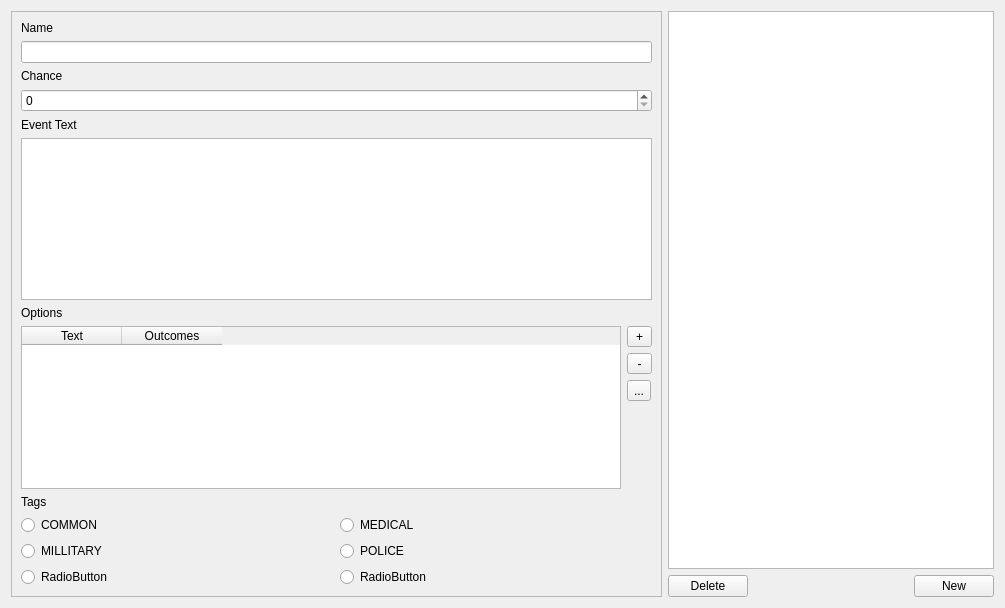
Before: the Qt Designer form ui/tabevents.ui in Boxfort/ZombieDataApp, drawn with Qt 5.
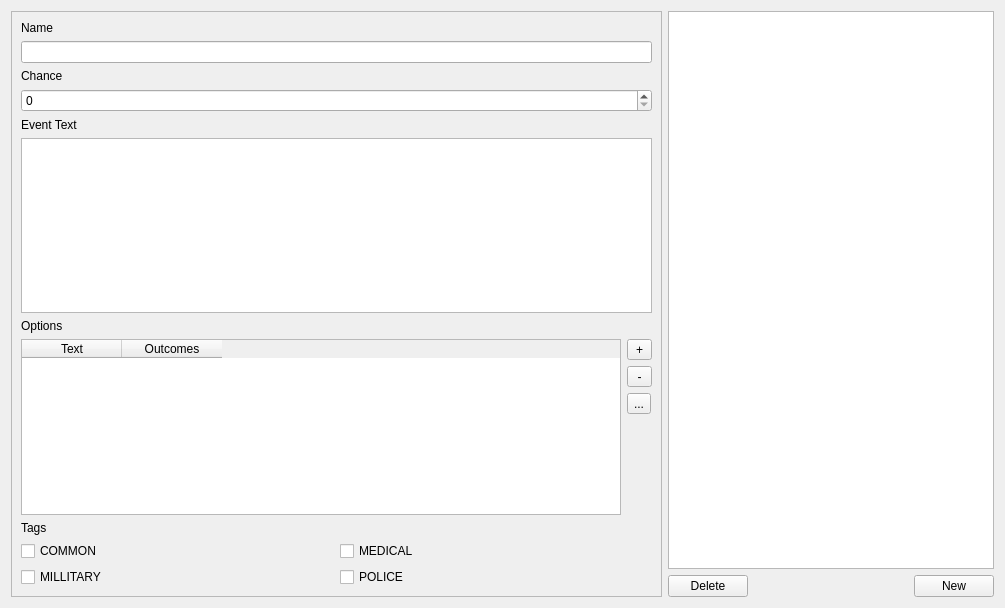
After: the same form once the commit is applied.

The edit to the form file:
```diff
--- a/ui/tabevents.ui
+++ b/ui/tabevents.ui
@@ -158,48 +158,34 @@
          <property name="topMargin">
           <number>0</number>
          </property>
-         <item row="0" column="1">
-          <widget class="QRadioButton" name="radioButton_6">
-           <property name="text">
-            <string>MEDICAL</string>
-           </property>
-          </widget>
-         </item>
          <item row="0" column="0">
-          <widget class="QRadioButton" name="radioButton_5">
+          <widget class="QCheckBox" name="check_tag_common">
            <property name="text">
             <string>COMMON</string>
            </property>
           </widget>
          </item>
+         <item row="0" column="1">
+          <widget class="QCheckBox" name="check_tag_medical">
+           <property name="text">
+            <string>MEDICAL</string>
+           </property>
+          </widget>
+         </item>
          <item row="1" column="0">
-          <widget class="QRadioButton" name="radioButton_7">
+          <widget class="QCheckBox" name="check_tag_millitary">
            <property name="text">
             <string>MILLITARY</string>
            </property>
           </widget>
          </item>
-         <item row="2" column="0">
-          <widget class="QRadioButton" name="radioButton_8">
-           <property name="text">
-            <string>RadioButton</string>
-           </property>
-          </widget>
-         </item>
          <item row="1" column="1">
-          <widget class="QRadioButton" name="radioButton_15">
+          <widget class="QCheckBox" name="check_tag_police">
            <property name="text">
             <string>POLICE</string>
            </property>
           </widget>
          </item>
-         <item row="2" column="1">
-          <widget class="QRadioButton" name="radioButton_16">
-           <property name="text">
-            <string>RadioButton</string>
-           </property>
-          </widget>
-         </item>
         </layout>
        </item>
       </layout>
```
